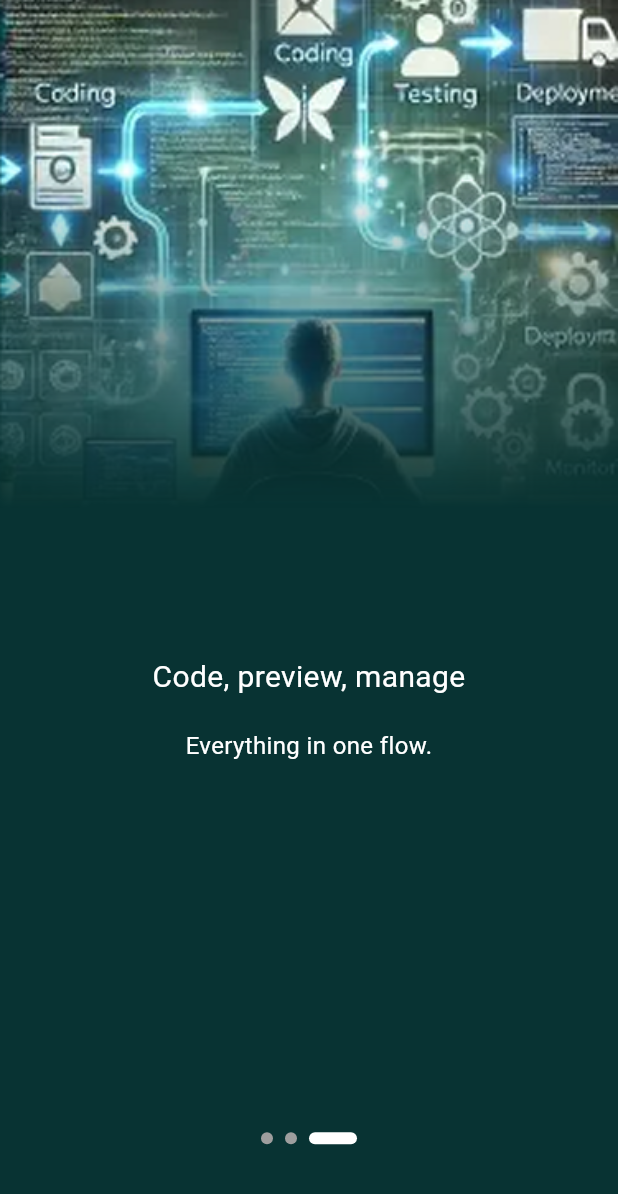
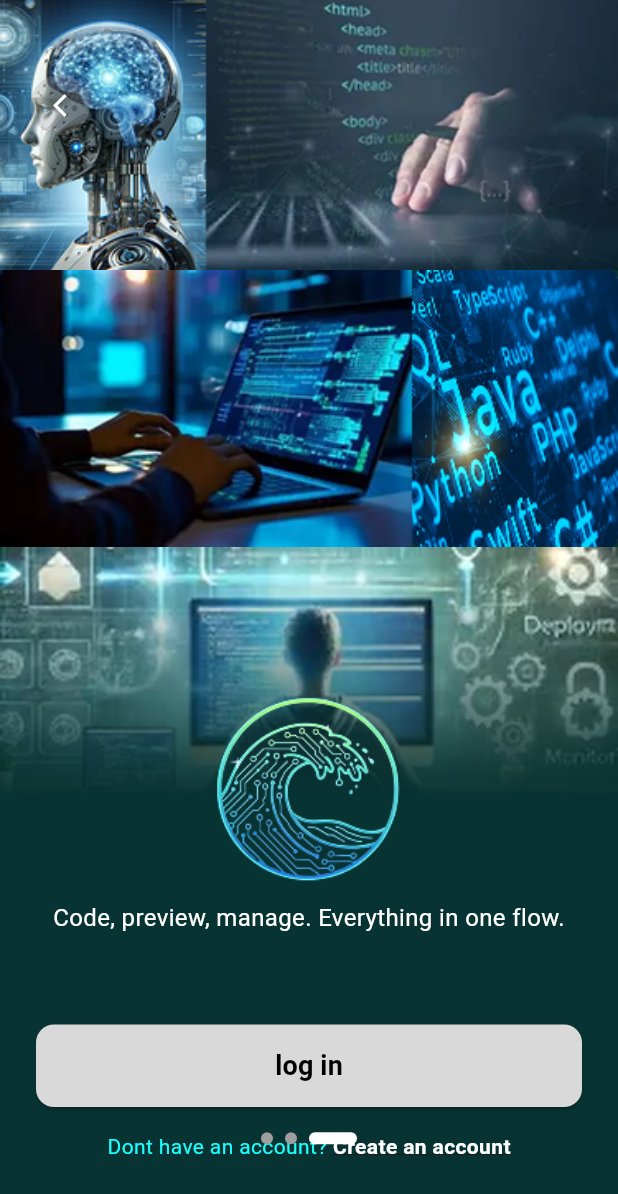
Before and after one commit to Ahmed-fadel1/Thalorix, a Flutter app: the screen it shows after launch, swiped to page 3, on a phone screen of 412 x 824 dp. Shown: the top 1194 px of the screen. Run offline on Flutter 3.47's test engine with Material 3 defaults, Android fonts, the phone set to English and light mode, and no system bars; drawn by our look-alikes of smooth_page_indicator.

Commit message:
Added Third page view , navigation , router

```diff
--- /dev/null
+++ b/lib/Features/auth/Login/login_view.dart
@@ -0,0 +1,10 @@
+import 'package:flutter/material.dart';
+
+class LoginView extends StatelessWidget {
+  const LoginView({super.key});
+
+  @override
+  Widget build(BuildContext context) {
+    return const Scaffold(body: Center(child: Text("Login View")));
+  }
+}
--- /dev/null
+++ b/lib/Features/auth/SignUp/signup_view.dart
@@ -0,0 +1,10 @@
+import 'package:flutter/material.dart';
+
+class SignupView extends StatelessWidget {
+  const SignupView({super.key});
+
+  @override
+  Widget build(BuildContext context) {
+    return const Scaffold(body: Center(child: Text("Signup View")));
+  }
+}
--- /dev/null
+++ b/lib/Features/onboarding/OnBoarding_Three.dart
@@ -0,0 +1,138 @@
+import 'package:flutter/material.dart';
+import 'package:thalorix_app/core/utils/router/app_router.dart';
+
+class OnBoardingThree extends StatelessWidget {
+  const OnBoardingThree({super.key});
+
+  @override
+  Widget build(BuildContext context) {
+    return Scaffold(
+      backgroundColor: const Color(0xFF083333), // اللون الغامق اللي في الخلفية
+      body: Stack(
+        children: [
+          // 1. الصور اللي في الخلفية مرصوصة تحت بعض
+          Column(
+            children: [
+              Image.asset(
+                "assets/images/login_first.png",
+                fit: BoxFit.cover,
+                width: double.infinity,
+              ),
+              Image.asset(
+                "assets/images/login_second.png",
+                fit: BoxFit.cover,
+                width: double.infinity,
+              ),
+              ShaderMask(
+                shaderCallback: (rect) {
+                  return const LinearGradient(
+                    begin: Alignment.bottomCenter,
+                    end: Alignment.topCenter,
+                    colors: [Colors.transparent, Color(0xFF083333)],
+                    stops: [0.1, 0.9],
+                  ).createShader(Rect.fromLTRB(0, 0, rect.width, rect.height));
+                },
+                blendMode: BlendMode.dstIn,
+                child: Image.asset(
+                  "assets/images/login_third.png",
+                  fit: BoxFit.cover,
+                  width: double.infinity,
+                ),
+              ),
+            ],
+          ),
+
+          SafeArea(
+            child: Padding(
+              padding: const EdgeInsets.symmetric(horizontal: 24.0),
+              child: Column(
+                mainAxisAlignment: MainAxisAlignment.end,
+                children: [
+                  Image.asset("assets/images/login_logo.png", height: 160),
+
+                  const Text(
+                    "Code, preview, manage. Everything in one flow.",
+                    textAlign: TextAlign.center,
+                    style: TextStyle(
+                      color: Colors.white,
+                      fontSize: 16,
+                      fontWeight: FontWeight.w400,
+                    ),
+                  ),
+                  const SizedBox(height: 60),
+
+                  SizedBox(
+                    width: double.infinity,
+                    height: 55,
+                    child: ElevatedButton(
+                      onPressed: () {
+                        Navigator.pushNamed(context, Routes.login);
+                      },
+                      style: ElevatedButton.styleFrom(
+                        backgroundColor: const Color(0xFFD9D9D9),
+                        foregroundColor: Colors.black,
+                        shape: RoundedRectangleBorder(
+                          borderRadius: BorderRadius.circular(12),
+                        ),
+                      ),
+                      child: const Text(
+                        "log in",
+                        style: TextStyle(
+                          fontSize: 18,
+                          fontWeight: FontWeight.bold,
+                        ),
+                      ),
+                    ),
+                  ),
+                  const SizedBox(height: 16),
+
+                  Row(
+                    mainAxisAlignment: MainAxisAlignment.center,
+                    children: [
+                      const Text(
+                        "Dont have an account? ",
+                        style: TextStyle(
+                          color: Colors.cyanAccent,
+                          fontSize: 14,
+                        ),
+                      ),
+                      GestureDetector(
+                        onTap: () {
+                          Navigator.pushNamed(context, Routes.signup);
+                        },
+                        child: const Text(
+                          "Create an account",
+                          style: TextStyle(
+                            color: Colors.white,
+                            decoration: TextDecoration.underline,
+                            fontWeight: FontWeight.bold,
+                          ),
+                        ),
+                      ),
+                    ],
+                  ),
+                  const SizedBox(height: 30),
+
+                  const SizedBox(height: 20),
+                ],
+              ),
+            ),
+          ),
+
+          Positioned(
+            top: 50,
+            left: 20,
+            child: CircleAvatar(
+              backgroundColor: Colors.grey.withOpacity(0.3),
+              child: const Icon(
+                Icons.arrow_back_ios_new,
+                color: Colors.white,
+                size: 18,
+              ),
+            ),
+          ),
+        ],
+      ),
+    );
+  }
+}
--- a/lib/Features/onboarding/onboarding_view.dart
+++ b/lib/Features/onboarding/onboarding_view.dart
@@ -1,6 +1,7 @@
 import 'package:flutter/material.dart';
-import 'package:smooth_page_indicator/smooth_page_indicator.dart';
+import 'package:thalorix_app/Features/onboarding/OnBoarding_Three.dart';
 import 'package:thalorix_app/Features/onboarding/widgets/build_page.dart';
+import 'package:thalorix_app/Features/onboarding/widgets/dot_indicator.dart';
 import 'package:thalorix_app/Features/onboarding/widgets/skipbutton.dart';
 
 class OnBoardingView extends StatefulWidget {
@@ -34,28 +35,11 @@ class _OnBoardingViewState extends State<OnBoardingView> {
                     " Edit code, see live previews, manage\n projects, and ship faster  all from one\n dashboard.",
                 button: skipButton(context),
               ),
-              buildPage(
-                image: "assets/images/first_onboarding_image.png",
-                title: "Code, preview, manage",
-                desc: "Everything in one flow.",
-              ),
+              OnBoardingThree(),
             ],
           ),
 
-          Container(
-            alignment: const Alignment(0, 0.85),
-            child: SmoothPageIndicator(
-              controller: _controller,
-              count: 3,
-              effect: const ExpandingDotsEffect(
-                activeDotColor: Colors.white,
-                dotColor: Colors.grey,
-                dotHeight: 8,
-                dotWidth: 8,
-                expansionFactor: 4,
-              ),
-            ),
-          ),
+          dotinticator(_controller),
         ],
       ),
     );
--- /dev/null
+++ b/lib/Features/onboarding/widgets/dot_indicator.dart
@@ -0,0 +1,19 @@
+import 'package:flutter/material.dart';
+import 'package:smooth_page_indicator/smooth_page_indicator.dart';
+
+Widget dotinticator(PageController _controller) {
+  return Container(
+    alignment: const Alignment(0, 0.85),
+    child: SmoothPageIndicator(
+      controller: _controller,
+      count: 3,
+      effect: const ExpandingDotsEffect(
+        activeDotColor: Colors.white,
+        dotColor: Colors.grey,
+        dotHeight: 8,
+        dotWidth: 8,
+        expansionFactor: 4,
+      ),
+    ),
+  );
+}
--- /dev/null
+++ b/lib/core/utils/router/app_router.dart
@@ -0,0 +1,29 @@
+import 'package:flutter/material.dart';
+import 'package:thalorix_app/Features/auth/Login/login_view.dart';
+import 'package:thalorix_app/Features/auth/SignUp/signup_view.dart';
+import 'package:thalorix_app/Features/splash/splash_view.dart';
+
+class Routes {
+  static const String login = '/login';
+  static const String signup = '/signup';
+  static const String splash = '/splash';
+}
+
+class AppRouter {
+  Route? generateRoute(RouteSettings settings) {
+    switch (settings.name) {
+      case Routes.login:
+        return MaterialPageRoute(builder: (_) => const LoginView());
+      case Routes.signup:
+        return MaterialPageRoute(builder: (_) => const SignupView());
+      case Routes.splash:
+        return MaterialPageRoute(builder: (_) => const SplashView());
+      default:
+        return MaterialPageRoute(
+          builder: (_) => Scaffold(
+            body: Center(child: Text('No route defined for ${settings.name}')),
+          ),
+        );
+    }
+  }
+}
--- a/lib/main.dart
+++ b/lib/main.dart
@@ -1,15 +1,21 @@
 import 'package:flutter/material.dart';
-import 'package:thalorix_app/Features/splash/splash_view.dart';
+import 'package:thalorix_app/core/utils/router/app_router.dart';
 
 void main() {
-  runApp(const Thalorix());
+  final AppRouter myRouter = AppRouter();
+  runApp(Thalorix(appRouter: myRouter));
 }
 
 class Thalorix extends StatelessWidget {
-  const Thalorix({super.key});
+  final AppRouter appRouter;
+  const Thalorix({super.key, required this.appRouter});
 
   @override
   Widget build(BuildContext context) {
-    return MaterialApp(debugShowCheckedModeBanner: false, home: SplashView());
+    return MaterialApp(
+      debugShowCheckedModeBanner: false,
+      initialRoute: Routes.splash,
+      onGenerateRoute: appRouter.generateRoute,
+    );
   }
 }
```
Also changed, not shown: assets/images/login_first.png (added), assets/images/login_logo.png (added), assets/images/login_second.png (added), assets/images/login_third.png (added).
